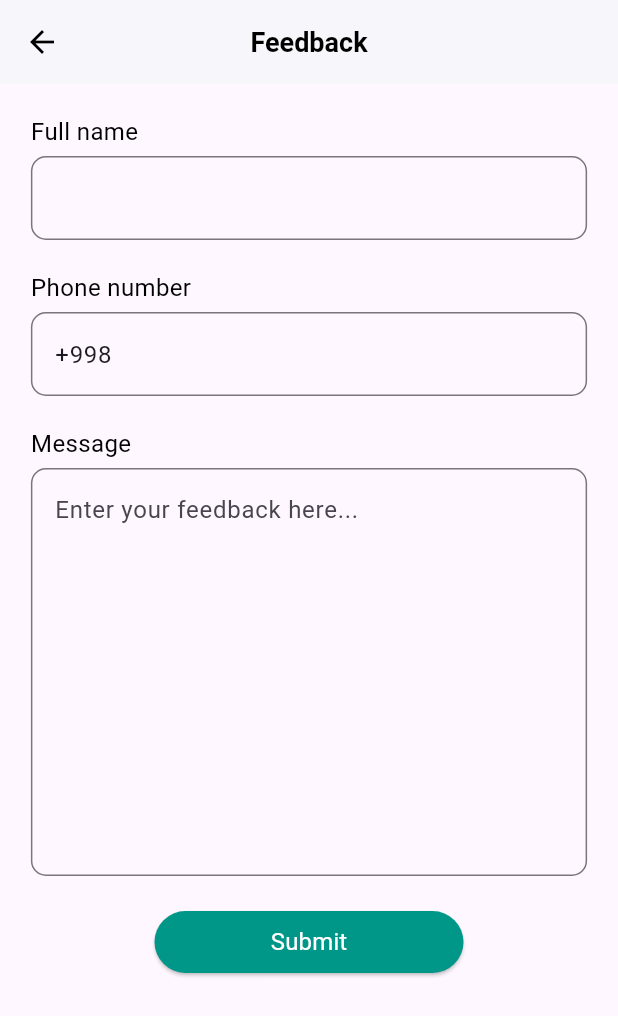
After one commit to 00012013/oasis_uz_mobile-, a Flutter app: the FeedbackScreenContent screen opened directly, on a phone screen of 412 x 824 dp. The commit adds this screen. Shown: the top 1016 px of the screen. Run offline on Flutter 3.47's test engine with Material 3 defaults, Android fonts, the phone set to English and light mode, and no system bars; our stand-ins replace bloc, cached_network_image, carousel_slider, dots_indicator, equatable, flutter_bloc and 3 more; accounts and stored records are empty; generated files the repository leaves out were written again; network calls fail.

Commit message:
feedback screen done

```diff
--- /dev/null
+++ b/lib/bloc/feedback/feedback_cubit.dart
@@ -0,0 +1,26 @@
+import 'package:bloc/bloc.dart';
+import 'package:equatable/equatable.dart';
+import 'package:oasis_uz_mobile/repositories/feedback_repository.dart';
+import 'package:oasis_uz_mobile/repositories/modules/feedback.dart';
+
+part 'feedback_state.dart';
+
+class FeedbackCubit extends Cubit<FeedbackState> {
+  final FeedbackRepository _feedbackRepository;
+
+  FeedbackCubit(this._feedbackRepository) : super(FeedbackInitial());
+
+  Future<void> submitFeedback(
+      String fullName, String phoneNumber, String message) async {
+    try {
+      emit(FeedbackLoading());
+
+      await _feedbackRepository
+          .submitFeedback(Feedback(fullName, phoneNumber, message));
+
+      emit(FeedbackSubmissionSuccess());
+    } catch (e) {
+      emit(FeedbackSubmissionError(error: e.toString()));
+    }
+  }
+}
--- /dev/null
+++ b/lib/bloc/feedback/feedback_state.dart
@@ -0,0 +1,23 @@
+part of 'feedback_cubit.dart';
+
+sealed class FeedbackState extends Equatable {
+  const FeedbackState();
+
+  @override
+  List<Object> get props => [];
+}
+
+class FeedbackInitial extends FeedbackState {}
+
+class FeedbackLoading extends FeedbackState {}
+
+class FeedbackSubmissionSuccess extends FeedbackState {}
+
+class FeedbackSubmissionError extends FeedbackState {
+  final String error;
+
+  const FeedbackSubmissionError({required this.error});
+
+  @override
+  List<Object> get props => [error];
+}
--- a/lib/constants/api_constants.dart
+++ b/lib/constants/api_constants.dart
@@ -1 +1 @@
-const String api = 'https://8a73-185-248-44-208.ngrok-free.app';
+const String api = 'https://a1c4-185-248-44-208.ngrok-free.app';
--- a/lib/constants/app_color.dart
+++ b/lib/constants/app_color.dart
@@ -2,4 +2,4 @@ import 'package:flutter/material.dart';
 
 final Color mainColor = Colors.deepPurple[800]!;
 
-final Color tealColor = Colors.teal[800]!;
+const Color tealColor = Colors.teal;
--- /dev/null
+++ b/lib/repositories/feedback_repository.dart
@@ -0,0 +1,25 @@
+import 'dart:convert';
+import 'package:http/http.dart' as http;
+import 'package:oasis_uz_mobile/constants/api_constants.dart';
+import 'package:oasis_uz_mobile/repositories/modules/feedback.dart';
+
+class FeedbackRepository {
+  Future<void> submitFeedback(Feedback feedback) async {
+    try {
+      String jsonBody = jsonEncode(feedback.toJson());
+
+      var response = await http.post(
+        Uri.parse('$api/api/feedback/send/1'),
+        headers: <String, String>{
+          'Content-Type': 'application/json; charset=UTF-8',
+        },
+        body: jsonBody,
+      );
+      if (response.statusCode != 200) {
+        throw Exception('Failed to submit feedback');
+      }
+    } catch (e) {
+      rethrow;
+    }
+  }
+}
--- /dev/null
+++ b/lib/repositories/modules/feedback.dart
@@ -0,0 +1,15 @@
+import 'package:json_annotation/json_annotation.dart';
+part 'feedback.g.dart';
+
+@JsonSerializable()
+class Feedback {
+  String fullName;
+  String phoneNumber;
+  String message;
+
+  Feedback(this.fullName, this.phoneNumber, this.message);
+  factory Feedback.fromJson(Map<String, dynamic> json) =>
+      _$FeedbackFromJson(json);
+
+  Map<String, dynamic> toJson() => _$FeedbackToJson(this);
+}
--- /dev/null
+++ b/lib/screens/feedback_screen.dart
@@ -0,0 +1,144 @@
+import 'package:flutter/material.dart';
+import 'package:flutter_bloc/flutter_bloc.dart';
+import 'package:oasis_uz_mobile/bloc/feedback/feedback_cubit.dart';
+import 'package:oasis_uz_mobile/constants/app_color.dart';
+import 'package:oasis_uz_mobile/repositories/feedback_repository.dart';
+import 'package:oasis_uz_mobile/widgets/custom_snackbar.dart';
+import 'package:oasis_uz_mobile/widgets/custom_text.dart';
+import 'package:oasis_uz_mobile/widgets/custom_textfield.dart';
+
+class FeedbackScreen extends StatelessWidget {
+  const FeedbackScreen({super.key});
+
+  @override
+  Widget build(BuildContext context) {
+    return BlocProvider(
+      create: (context) => FeedbackCubit(FeedbackRepository()),
+      child: FeedbackScreenContent(),
+    );
+  }
+}
+
+class FeedbackScreenContent extends StatelessWidget {
+  FeedbackScreenContent({super.key});
+
+  final TextEditingController _fullNameController = TextEditingController();
+
+  final TextEditingController _phoneController =
+      TextEditingController(text: "+998");
+
+  final TextEditingController _messageController = TextEditingController();
+
+  @override
+  Widget build(BuildContext context) {
+    return Scaffold(
+      appBar: AppBar(
+        title: const CustomText(
+          text: "Feedback",
+          color: Colors.black,
+          size: 18,
+          weight: FontWeight.bold,
+        ),
+        centerTitle: true,
+        elevation: 1,
+        backgroundColor: Colors.white,
+        iconTheme: const IconThemeData(color: Colors.black),
+      ),
+      body: SingleChildScrollView(
+        child: BlocListener<FeedbackCubit, FeedbackState>(
+          listener: (context, state) {
+            if (state is FeedbackSubmissionSuccess) {
+              ScaffoldMessenger.of(context).showSnackBar(
+                SnackBar(
+                  content: const CustomText(
+                      text: 'Feedback submitted successfully!',
+                      color: Colors.white),
+                  backgroundColor: Colors.green,
+                  duration: const Duration(seconds: 3),
+                  behavior: SnackBarBehavior.floating,
+                  shape: RoundedRectangleBorder(
+                    borderRadius: BorderRadius.circular(10),
+                  ),
+                  animation: CurvedAnimation(
+                    parent: AnimationController(
+                      vsync: Scaffold.of(context),
+                      duration: const Duration(milliseconds: 250),
+                    ),
+                    curve: Curves.fastOutSlowIn,
+                  ),
+                ),
+              );
+              CustomSnackBar(backgroundColor: Colors.green).showError(
+                context,
+                'Feedback submitted successfully!',
+              );
+            } else if (state is FeedbackSubmissionError) {
+              CustomSnackBar().showError(
+                context,
+                'Error sending the feedback!',
+              );
+            }
+          },
+          child: Column(
+            children: [
+              Center(
+                child: FractionallySizedBox(
+                  widthFactor: 0.9,
+                  child: Column(
+                    crossAxisAlignment: CrossAxisAlignment.start,
+                    children: [
+                      const SizedBox(height: 20),
+                      const CustomText(text: 'Full name'),
+                      const SizedBox(height: 5),
+                      CustomTextField(
+                        labelText: '',
+                        validator: (p0) {},
+                        controller: _fullNameController,
+                      ),
+                      const SizedBox(height: 20),
+                      const CustomText(text: 'Phone number'),
+                      const SizedBox(height: 5),
+                      CustomTextField(
+                        labelText: '',
+                        isPhone: true,
+                        controller: _phoneController,
+                      ),
+                      const SizedBox(height: 20),
+                      const CustomText(text: 'Message'),
+                      const SizedBox(height: 5),
+                      CustomTextField(
+                        maxLines: 10,
+                        labelText: 'Enter your feedback here...',
+                        controller: _messageController,
+                      ),
+                    ],
+                  ),
+                ),
+              ),
+              const SizedBox(height: 20),
+              ElevatedButton(
+                onPressed: () {
+                  final fullName = _fullNameController.text;
+                  final phoneNumber = _phoneController.text;
+                  final message = _messageController.text;
+                  context
+                      .read<FeedbackCubit>()
+                      .submitFeedback(fullName, phoneNumber, message);
+                },
+                style: ElevatedButton.styleFrom(
+                  backgroundColor: tealColor,
+                  minimumSize: Size(MediaQuery.sizeOf(context).width * 0.5,
+                      MediaQuery.sizeOf(context).width * 0.1),
+                ),
+                child: const CustomText(
+                  text: 'Submit',
+                  color: Colors.white,
+                ),
+              ),
+            ],
+          ),
+        ),
+      ),
+    );
+  }
+}
--- a/lib/widgets/custom_text.dart
+++ b/lib/widgets/custom_text.dart
@@ -6,6 +6,7 @@ class CustomText extends StatelessWidget {
   final Color color;
   final FontWeight weight;
   final int maxLines;
+  final TextAlign textAlign;
 
   const CustomText({
     super.key,
@@ -14,6 +15,7 @@ class CustomText extends StatelessWidget {
     this.color = Colors.black,
     this.weight = FontWeight.normal,
     this.maxLines = 1,
+    this.textAlign = TextAlign.start,
   });
 
   @override
@@ -21,7 +23,12 @@ class CustomText extends StatelessWidget {
     return Text(
       maxLines: maxLines,
       text ?? '',
-      style: TextStyle(fontSize: size, color: color, fontWeight: weight),
+      style: TextStyle(
+        fontSize: size,
+        color: color,
+        fontWeight: weight,
+      ),
+      textAlign: textAlign,
     );
   }
 }
--- /dev/null
+++ b/lib/widgets/custom_textfield.dart
@@ -0,0 +1,52 @@
+import 'package:flutter/material.dart';
+import 'package:oasis_uz_mobile/constants/app_color.dart';
+
+class CustomTextField extends StatelessWidget {
+  final TextEditingController? controller;
+  final String labelText;
+  final double fontSize;
+  final int maxLines;
+  final String? Function(String?)? validator;
+  final String? initialValue;
+  final FocusNode? focusNode;
+  final bool obscureText;
+  final bool isPhone;
+
+  const CustomTextField({
+    Key? key,
+    required this.controller,
+    required this.labelText,
+    this.maxLines = 1,
+    this.fontSize = 14,
+    this.validator,
+    this.initialValue,
+    this.focusNode,
+    this.obscureText = false,
+    this.isPhone = false,
+  }) : super(key: key);
+
+  @override
+  Widget build(BuildContext context) {
+    return TextFormField(
+      controller: controller,
+      focusNode: focusNode,
+      maxLines: maxLines,
+      obscureText: obscureText,
+      decoration: InputDecoration(
+        hintText: labelText,
+        floatingLabelBehavior: FloatingLabelBehavior.never,
+        labelStyle: TextStyle(fontSize: fontSize, color: Colors.black),
+        border: const OutlineInputBorder(
+          borderRadius: BorderRadius.all(Radius.circular(10)),
+        ),
+        focusedBorder: OutlineInputBorder(
+            borderRadius: BorderRadius.circular(10.0),
+            borderSide: const BorderSide(color: tealColor)),
+      ),
+      validator: validator,
+      initialValue: initialValue,
+      textInputAction: TextInputAction.newline,
+      keyboardType: isPhone ? TextInputType.phone : null,
+    );
+  }
+}
```
Also changed, not shown: lib/app/app_main.dart (+2 -6 lines), lib/app/material_app.dart (+12 -6 lines), lib/bloc/authentication/authentication_cubit.dart (added, +8 -0 lines), lib/bloc/authentication/authentication_state.dart (added, +10 -0 lines), lib/screens/home_screen.dart (+20 -0 lines), lib/screens/language_screen.dart (+11 -11 lines), lib/screens/user_profile.dart (+11 -2 lines), lib/screens/wishlist_screen.dart (added, +87 -0 lines), lib/widgets/custom_snackbar.dart (added, +42 -0 lines), lib/repositories/authentication_repository.dart (added), lib/repositories/modules/feedback.g.dart (added).
